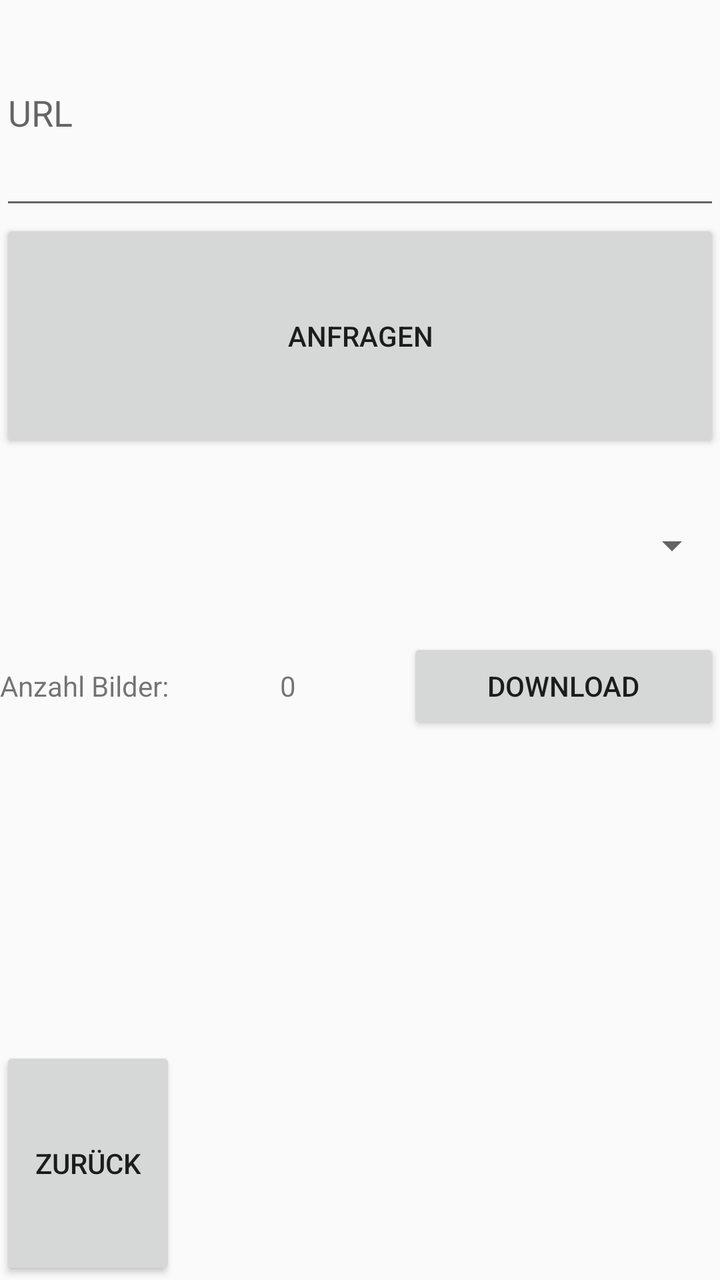
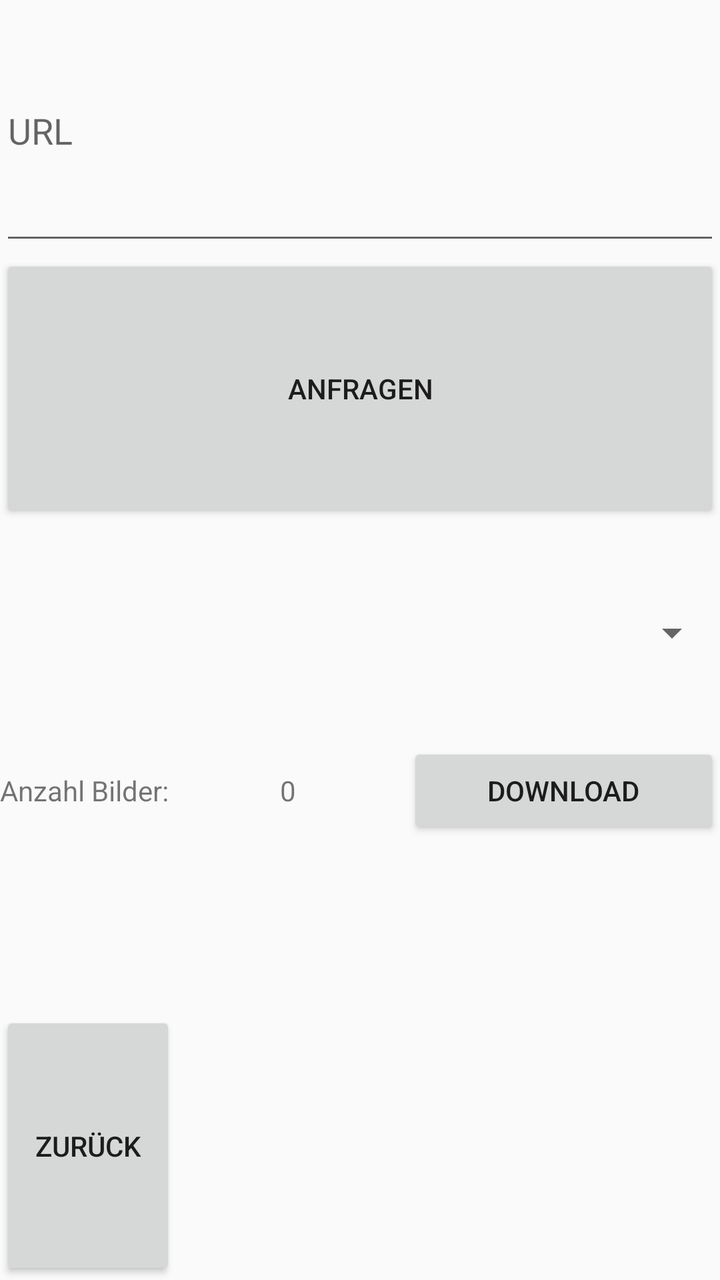

Screens rendered from an Android XML layout before and after an edit, with the pre-edit source and the edit as a unified diff.
<!-- AndroidManifest.xml: application theme Theme.Explo -->
<!-- res/layout/activity_download.xml -->
<?xml version="1.0" encoding="utf-8"?>
<LinearLayout xmlns:android="http://schemas.android.com/apk/res/android"
    xmlns:app="http://schemas.android.com/apk/res-auto"
    xmlns:tools="http://schemas.android.com/tools"
    android:layout_width="match_parent"
    android:layout_height="match_parent"
    android:orientation="vertical"
    tools:context=".DownloadActivity">

    <EditText
        android:id="@+id/urlText"
        android:layout_width="match_parent"
        android:layout_height="wrap_content"
        android:layout_weight="1"
        android:ems="10"
        android:hint="URL"
        android:inputType="text" />

    <Button
        android:id="@+id/anfrageButton"
        android:layout_width="match_parent"
        android:layout_height="wrap_content"
        android:layout_weight="1"
        android:text="Anfragen" />

    <Spinner
        android:id="@+id/spinnerDownload"
        android:layout_width="match_parent"
        android:layout_height="wrap_content"
        android:layout_weight="1" />

    <LinearLayout
        android:layout_width="match_parent"
        android:layout_height="wrap_content"
        android:layout_weight="1"
        android:orientation="horizontal">

        <TextView
            android:layout_width="wrap_content"
            android:layout_height="wrap_content"
            android:layout_weight="1"
            android:text="Anzahl Bilder:" />

        <TextView
            android:id="@+id/anzahlBilderText"
            android:layout_width="wrap_content"
            android:layout_height="wrap_content"
            android:layout_weight="1"
            android:text="0" />

        <Button
            android:id="@+id/downloadButton"
            android:layout_width="wrap_content"
            android:layout_height="wrap_content"
            android:layout_weight="1"
            android:text="Download" />
    </LinearLayout>

    <TextView
        android:id="@+id/beschreibungText"
        android:layout_width="match_parent"
        android:layout_height="wrap_content"
        android:layout_weight="1" />

    <Button
        android:id="@+id/backButton"
        android:layout_width="wrap_content"
        android:layout_height="wrap_content"
        android:layout_gravity="bottom|left"
        android:layout_weight="1"
        android:text="Zurück" />
</LinearLayout>
<!-- resources referenced by this layout -->
<resources>
  <style name="Theme.Explo" parent="Base.Theme.Explo" />
  <style name="Base.Theme.Explo" parent="Theme.AppCompat.Light.NoActionBar">
          
          
      </style>
</resources>

<!-- the commit's change to res/layout/activity_download.xml (unified diff, before → after) -->
@@ -56,12 +56,6 @@
             android:text="Download" />
     </LinearLayout>
 
-    <TextView
-        android:id="@+id/beschreibungText"
-        android:layout_width="match_parent"
-        android:layout_height="wrap_content"
-        android:layout_weight="1" />
-
     <Button
         android:id="@+id/backButton"
         android:layout_width="wrap_content"
